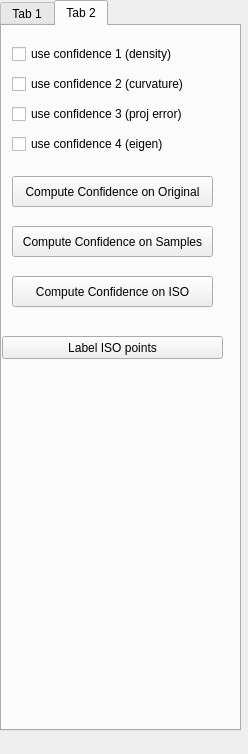
First picture: the form in Point Cloud/UI/poisson_para.ui, repository sunwaylive/quality-driven-poisson-guided-autoscanning, before the edit.
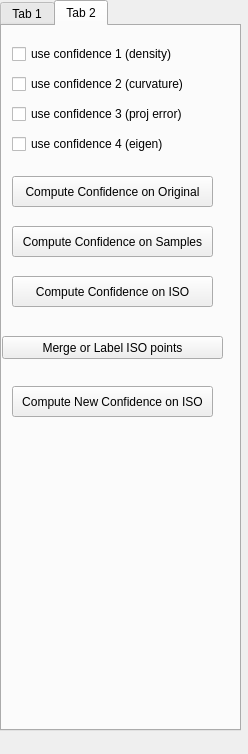
Second picture: the form after the edit. The open tabs and pages were chosen to show the change.

Commit message: added new ISO confidence computation

The edit to the form file:
```diff
--- a/Point Cloud/UI/poisson_para.ui
+++ b/Point Cloud/UI/poisson_para.ui
@@ -499,7 +499,20 @@
       </rect>
      </property>
      <property name="text">
-      <string>Label ISO points</string>
+      <string>Merge or Label ISO points</string>
+     </property>
+    </widget>
+    <widget class="QPushButton" name="pushButton_compute_confidence_iso_new">
+     <property name="geometry">
+      <rect>
+       <x>10</x>
+       <y>360</y>
+       <width>201</width>
+       <height>31</height>
+      </rect>
+     </property>
+     <property name="text">
+      <string>Compute New Confidence on ISO</string>
      </property>
     </widget>
    </widget>
```
Left out of the diff: 2 changed lines with no effect on the pictures. The commit also changes 7 other files.
